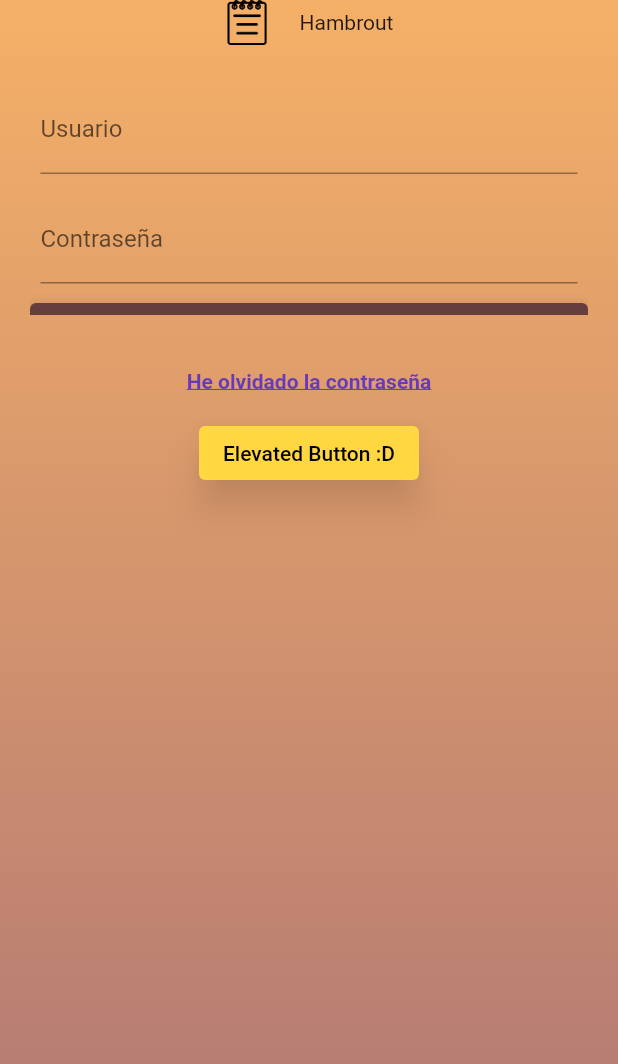
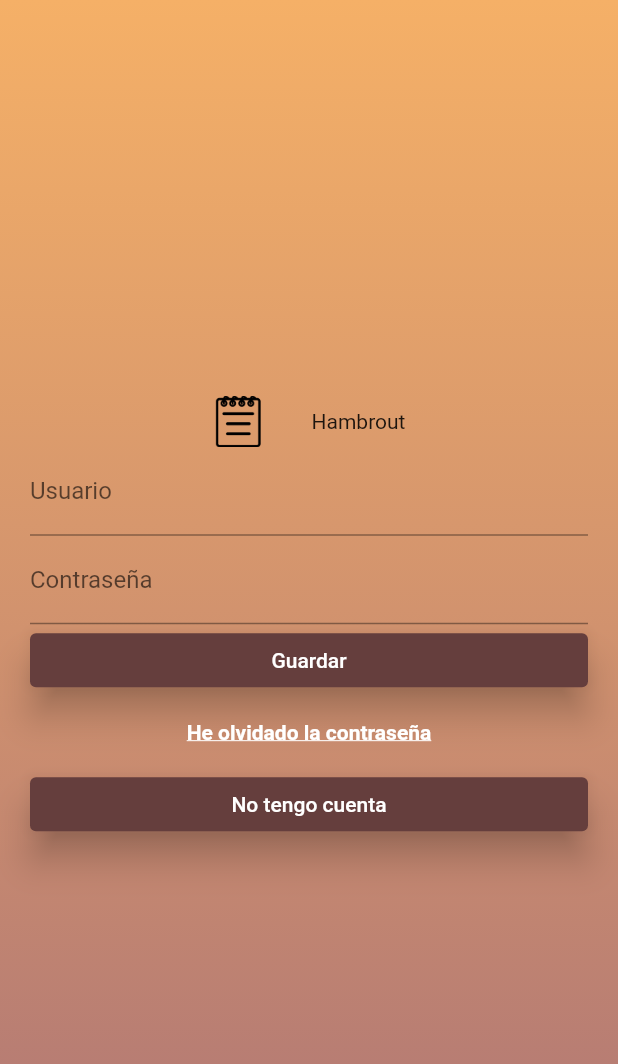
Before and after one commit to IBarC/Hambrout, a Flutter app: the screen it shows after launch, on a phone screen of 412 x 824 dp. Shown: the top 1064 px of the screen. Run offline on Flutter 3.47's test engine with Material 2 defaults, Android fonts, the light colour scheme and no system bars.

Commit message:
Log in centrado

```diff
--- a/lib/paginas/login.dart
+++ b/lib/paginas/login.dart
@@ -20,6 +20,8 @@ class _LogIn extends State<LogInWidget>{
   Size media = MediaQuery.of(context).size;
     return Scaffold(
       body: Container(
+        width: media.width,
+        height: media.height,
         ///Fondo degradado
         decoration: const BoxDecoration(
           gradient: LinearGradient(
@@ -28,62 +30,40 @@ class _LogIn extends State<LogInWidget>{
               colors: <Color>[
                 Color(0xFFF5B067),Color(0xFFAE7575),
               ])),
+        child: Center(
           child: ListView(
+            shrinkWrap: true,
+            padding: const EdgeInsets.all(20.0),
             scrollDirection: Axis.vertical,
-          children: [
-            Wrap(
-              //mainAxisAlignment: MainAxisAlignment.spaceEvenly,
-              alignment: WrapAlignment.center,
             children: [
               Row(
                 mainAxisAlignment: MainAxisAlignment.center,
-                  children: const [
-                    Image(image: AssetImage("images/icons/write.png"), width: 30,),
-                    SizedBox(width: 20,),
-                    Text("Hambrout")
+                children: [
+                  Image(image: const AssetImage("images/icons/write.png"), width: media.width/12,),
+                  SizedBox(width: media.width/13,),
+                  const Text("Hambrout")
                 ],
               ),
-                Row(
-                  mainAxisAlignment: MainAxisAlignment.center,
-                  children: [
               SizedBox(
-                      height: 200,
-                      width: media.width,
                 child: FormWidget(),
-                    )],
               ),
-                Row(
-                  mainAxisAlignment: MainAxisAlignment.spaceEvenly,
-                  children: [
+
               TextButton(
                   onPressed: (){},
                   child: const Text("He olvidado la contraseña",
                       style: TextStyle(
-                              color: Colors.deepPurple,
+                        color: Colors.white,
                         fontWeight: FontWeight.bold,
                         decoration: TextDecoration.underline,
-                            )))
+                      ))),
+              //SizedBox(width: media.height,),
+              ElevatedButton(
+                  onPressed: (){},
+                  style: formatosDisenio.btnBurdeos(),
+                  child: const Text('No tengo cuenta'))
             ],
           ),
-                Row(
-                  mainAxisAlignment: MainAxisAlignment.spaceEvenly,
-                  children: [
-                    ElevatedButton(
-                      onPressed: (){},
-                      style: ElevatedButton.styleFrom(
-                          foregroundColor: Colors.black,
-                          backgroundColor: Colors.amberAccent,
-                          shadowColor: Colors.black54,
-                          elevation: 10
-                      ),
-                      child: const Text('Elevated Button :D'))
-                  ],
-                ),
-
-              ],
         )
-          ],
-        ),
       )
     );
   }
--- a/lib/utils/formatosDisenio.dart
+++ b/lib/utils/formatosDisenio.dart
@@ -1,6 +1,7 @@
 import 'package:flutter/material.dart';
 
 class FormatosDisenio{
+
   ButtonStyle btnBurdeos(){
     return ElevatedButton.styleFrom(
       shadowColor: Colors.black,
--- a/lib/utils/formularios.dart
+++ b/lib/utils/formularios.dart
@@ -18,22 +18,23 @@ class FormWidget extends StatelessWidget {
     TextEditingController(text: "");
     _textEditingControllers.add(textEditingController);
     _widgets.add(Padding(
-      padding: const EdgeInsets.all(7.0),
+      padding: const EdgeInsets.all(0),
       child: _createTextFormField("Usuario", textEditingController, usuario),
     ));
     TextEditingController textEditingController2 = TextEditingController(text: "");
     _textEditingControllers.add(textEditingController2);
-    _widgets.add(Padding(padding: const EdgeInsets.all(7.0),
+    _widgets.add(Padding(padding: const EdgeInsets.all(0),
       child: _createTextFormField("Contraseña", textEditingController2, password),
     ));
 
     _widgets.add(ElevatedButton(
-      style: formatosDisenio.btnBurdeos(),
-      onPressed: () {
-        _formKey.currentState?.validate();
-      },
-      child: const Text('Guardar'),
-    ));
+        style: formatosDisenio.btnBurdeos(),
+        onPressed: () {
+          _formKey.currentState?.validate();
+        },
+        child: const Text('Guardar'),
+      ),
+    );
   }
 
   bool oscurecerTexto(String fieldName){
@@ -65,12 +66,11 @@ class FormWidget extends StatelessWidget {
 
   @override
   Widget build(BuildContext context) {
-    return Container(
-        padding: const EdgeInsets.all(20.0),
-        child: Form(
+    return Form(
             key: _formKey,
-            child: ListView(
+            child: Column(
+              crossAxisAlignment: CrossAxisAlignment.stretch,
               children: _widgets,
-            )));
+            ));
   }
 }
```
Lines whose indentation alone changed are shown as unchanged.
